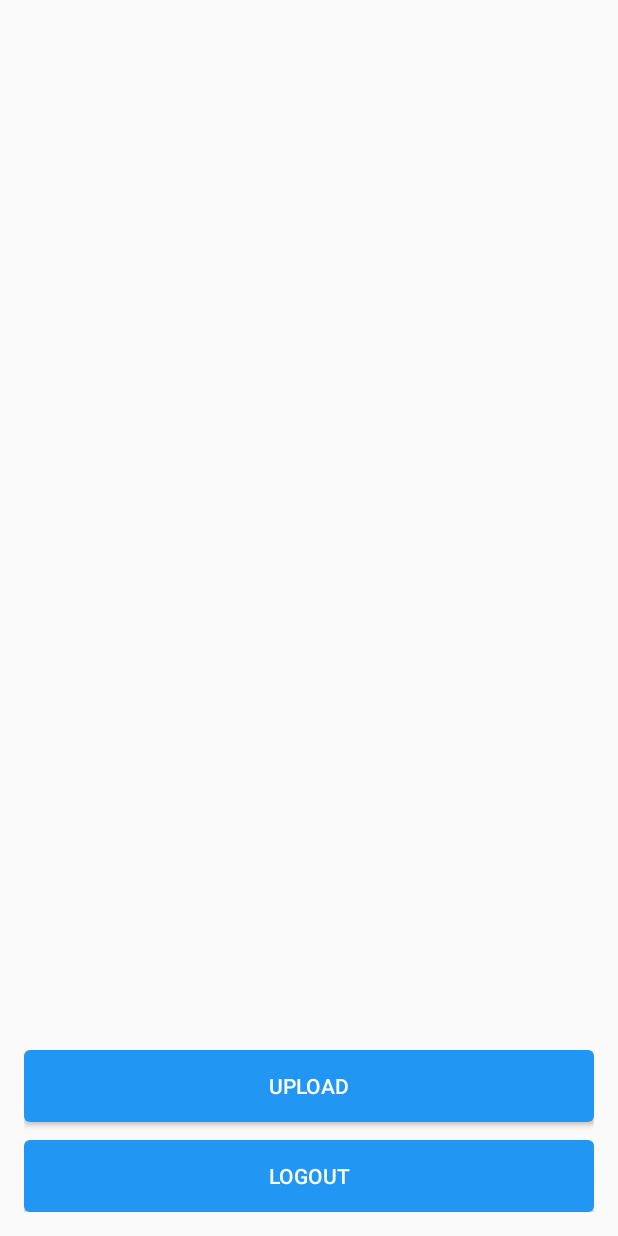
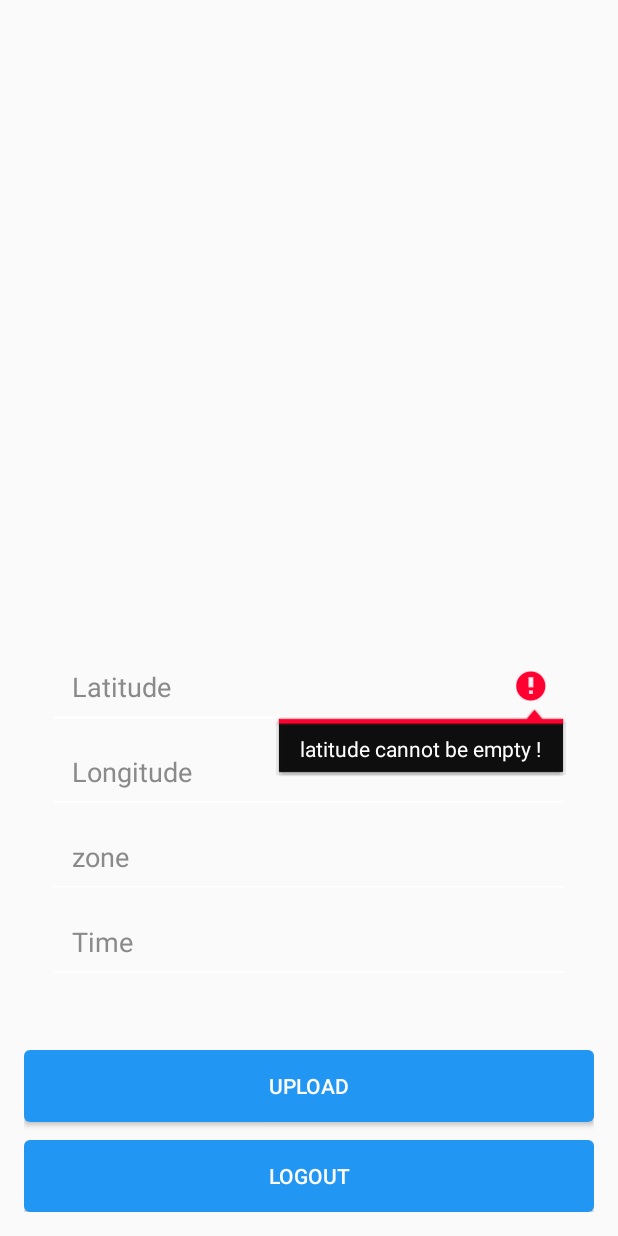
Before and after one commit to gvikram31/Farm-Analyzer, an Android app: the MainActivity screen opened directly, with no data from a screen before it, after a tap on "UPLOAD", on a phone screen of 412 x 824 dp. Run offline under Robolectric (Android 15) with nearby library versions, the phone set to English and light mode, and no system bars; 2 statements that could not run were skipped.

Commit message:
Finished Uploading with parameters
TODO: Timestamp data type

```diff
--- a/MyFarm/app/build.gradle
+++ b/MyFarm/app/build.gradle
@@ -4,7 +4,7 @@ android {
     compileSdkVersion 27
     defaultConfig {
         applicationId "com.example.tsycp.myfarm"
-        minSdkVersion 23
+        minSdkVersion 26
         targetSdkVersion 27
         versionCode 1
         versionName "1.0"
--- a/MyFarm/app/src/main/java/com/example/tsycp/myfarm/MainActivity.java
+++ b/MyFarm/app/src/main/java/com/example/tsycp/myfarm/MainActivity.java
@@ -16,9 +16,11 @@ import android.support.v4.app.ActivityCompat;
 import android.support.v4.content.ContextCompat;
 import android.support.v7.app.AppCompatActivity;
 import android.os.Bundle;
+import android.text.TextUtils;
 import android.util.Log;
 import android.view.View;
 import android.widget.Button;
+import android.widget.EditText;
 import android.widget.TextView;
 import android.widget.Toast;
 
@@ -28,6 +30,9 @@ import com.example.tsycp.myfarm.network.UploadService;
 import com.example.tsycp.myfarm.util.PrefUtil;
 
 import java.io.File;
+import java.sql.Timestamp;
+import java.time.LocalDate;
+import java.time.LocalDateTime;
 
 import okhttp3.MediaType;
 import okhttp3.MultipartBody;
@@ -40,6 +45,10 @@ public class MainActivity extends AppCompatActivity {
 
     private TextView greeting;
     private TextView username;
+    private EditText latitudeText;
+    private EditText longitudeText;
+    private EditText zoneText;
+    private EditText timestampText;
     private Button btnLogout;
     private Button btnUpload;
     private static final int MY_PERMISSION_ACCESS_COARSE_LOCATION = 11;
@@ -63,8 +72,13 @@ public class MainActivity extends AppCompatActivity {
 
         greeting = (TextView) findViewById(R.id.greeting);
         username = (TextView) findViewById(R.id.username);
+        latitudeText = (EditText) findViewById(R.id.latitude);
+        longitudeText = (EditText) findViewById(R.id.longitude);
+        zoneText = (EditText) findViewById(R.id.zone);
+        timestampText = (EditText) findViewById(R.id.timestamp);
         btnUpload = (Button) findViewById(R.id.btn_upload);
         btnLogout = (Button) findViewById(R.id.btn_logout);
+
 
         User user = PrefUtil.getUser(this, PrefUtil.USER_SESSION);
 
@@ -99,6 +113,27 @@ public class MainActivity extends AppCompatActivity {
     }
 
     void selectImage(){
+        String latitude = latitudeText.getText().toString();
+        String longitude = longitudeText.getText().toString();
+        String zone = zoneText.getText().toString();
+        String timestamp = timestampText.getText().toString();
+
+        if(TextUtils.isEmpty(latitude)) {
+            latitudeText.setError("latitude cannot be empty !");
+            return;
+        }
+        if(TextUtils.isEmpty(longitude)) {
+            latitudeText.setError("longitude cannot be empty !");
+            return;
+        }
+        if(TextUtils.isEmpty(zone)) {
+            latitudeText.setError("zone cannot be empty !");
+            return;
+        }
+        if(TextUtils.isEmpty(timestamp)) {
+            latitudeText.setError("timestamp cannot be empty !");
+            return;
+        }
         Intent intent = new Intent(Intent.ACTION_OPEN_DOCUMENT);
         intent.addCategory(Intent.CATEGORY_OPENABLE);
         intent.setType("*/*");
@@ -140,27 +175,32 @@ public class MainActivity extends AppCompatActivity {
                     filePath = cursor.getString(columnIndex);
                 }
                 cursor.close();
-                Log.v("Image Information",filePath.toString());
                 image = new File(filePath);
-                Log.v("Image Information",image.toString());
                 //LocationManager lm = (LocationManager)getSystemService(Context.LOCATION_SERVICE);
                 //Location location = lm.getLastKnownLocation(LocationManager.GPS_PROVIDER);
-                double longitude = 1;//location.getLongitude();
-                double latitude = 1;//location.getLatitude();
-                Log.v("Image Information","Running uploadImage");
-                uploadImage(uri,image, Double.toString(latitude),Double.toString(longitude));
+                String latitude = latitudeText.getText().toString();
+                String longitude = longitudeText.getText().toString();
+                String zone = zoneText.getText().toString();
+                String timestamp = timestampText.getText().toString();
+                Log.v("latitude Information",latitude);
+                Log.v("longitude Information",longitude);
+                Log.v("zone Information",zone);
+                Log.v("timestamp Information",timestamp);
+                uploadImage(uri,image, latitude,longitude, zone, timestamp);
         }
     }
 
 
-    private void uploadImage(Uri uri, File image, String lat, String lon){
-        RequestBody requestFile  = RequestBody.create(MediaType.parse(getContentResolver().getType(uri)), image);
-        Log.v("Image Information",requestFile.toString());
+    private void uploadImage(Uri uri, File image, String lat, String lon,String zo, String tim){
+        Log.v("Content Type", getContentResolver().getType(uri));
+        RequestBody requestFile  = RequestBody.create(MediaType.parse("multipart/form-data"), image);
         MultipartBody.Part body = MultipartBody.Part.createFormData("image", image.getName(), requestFile );
         RequestBody latitude = RequestBody.create(MediaType.parse("multipart/form-data"), lat);
         RequestBody longitude = RequestBody.create(MediaType.parse("multipart/form-data"), lon);
+        RequestBody zone = RequestBody.create(MediaType.parse("multipart/form-data"), zo);
+        RequestBody timestamp = RequestBody.create(MediaType.parse("multipart/form-data"), tim);
         uploadService = new UploadService(this);
-        uploadService.doUpload(body, latitude,longitude,new retrofit2.Callback(){
+        uploadService.doUpload(body,latitude,longitude,zone,timestamp,new retrofit2.Callback() {
             @Override
             public void onResponse(Call call, Response response) {
                 BaseResponse baseResponse = (BaseResponse) response.body();
@@ -173,13 +213,13 @@ public class MainActivity extends AppCompatActivity {
                     Toast.makeText(MainActivity.this, baseResponse.getMessage(), Toast.LENGTH_SHORT).show();
                 }
             }
-
             @Override
             public void onFailure(Call call, Throwable t) {
                 Log.v("error Information",t.getMessage());
                 Toast.makeText(MainActivity.this, t.getMessage(), Toast.LENGTH_SHORT).show();
             }
         });
+
     }
     void logoutAct() {
         PrefUtil.clear(this);
--- a/MyFarm/app/src/main/java/com/example/tsycp/myfarm/network/UploadService.java
+++ b/MyFarm/app/src/main/java/com/example/tsycp/myfarm/network/UploadService.java
@@ -19,8 +19,8 @@ public class UploadService {
                 .create(UploadInterface.class);
     }
 
-    public void doUpload(MultipartBody.Part image, RequestBody latitude, RequestBody longitude, Callback callback) {
-        uploadInterface.upload(image, latitude, longitude).enqueue(callback);
+    public void doUpload(MultipartBody.Part image, RequestBody latitude, RequestBody longitude, RequestBody zone, RequestBody timestamp, Callback callback) {
+        uploadInterface.upload(image, latitude, longitude, zone, timestamp).enqueue(callback);
     }
 
 }
--- a/MyFarm/app/src/main/java/com/example/tsycp/myfarm/network/interfaces/UploadInterface.java
+++ b/MyFarm/app/src/main/java/com/example/tsycp/myfarm/network/interfaces/UploadInterface.java
@@ -20,6 +20,8 @@ public interface UploadInterface {
     Call<BaseResponse> upload(
             @Part MultipartBody.Part image,
             @Part("latitude") RequestBody latitude,
-            @Part("longitude") RequestBody longitude);
+            @Part("longitude") RequestBody longitude,
+            @Part("zone") RequestBody zone,
+            @Part("timestamp") RequestBody timestamp);
 
 }
--- a/MyFarm/app/src/main/res/layout/activity_main.xml
+++ b/MyFarm/app/src/main/res/layout/activity_main.xml
@@ -11,12 +11,12 @@
     tools:context="com.example.tsycp.myfarm.MainActivity">
 
 
-
     <LinearLayout
         android:layout_width="match_parent"
         android:layout_height="wrap_content"
-        android:layout_centerVertical="true"
+        android:layout_alignParentTop="true"
         android:layout_centerHorizontal="true"
+        android:layout_marginTop="48dp"
         android:orientation="vertical">
 
         <TextView
@@ -24,8 +24,8 @@
             android:layout_width="match_parent"
             android:layout_height="wrap_content"
             android:textAppearance="?android:attr/textAppearanceLarge"
-            android:textSize="48sp"
-            android:textColor="@color/colorText" />
+            android:textColor="@color/colorText"
+            android:textSize="48sp" />
 
 
         <TextView
@@ -34,6 +34,68 @@
             android:layout_height="wrap_content"
             android:textAppearance="?android:attr/textAppearanceLarge"
             android:textColor="@color/colorText" />
+
+    </LinearLayout>
+
+    <LinearLayout
+        android:layout_width="match_parent"
+        android:layout_height="wrap_content"
+        android:layout_alignParentBottom="true"
+        android:layout_centerHorizontal="true"
+        android:layout_marginBottom="136dp"
+        android:orientation="vertical"
+        android:paddingBottom="@dimen/activity_vertical_margin"
+        android:paddingLeft="@dimen/activity_horizontal_margin"
+        android:paddingRight="@dimen/activity_horizontal_margin"
+        android:paddingTop="@dimen/activity_vertical_margin">
+
+        <EditText
+            android:id="@+id/latitude"
+            android:layout_width="match_parent"
+            android:layout_height="wrap_content"
+            android:ems="10"
+            android:hint="@string/latitude"
+            android:inputType="numberDecimal"
+            android:padding="@dimen/activity_vertical_margin"
+            android:textColor="@color/colorText"
+            android:textColorHint="@color/colorText"
+            android:theme="@style/WhiteFocus" />
+
+        <EditText
+            android:id="@+id/longitude"
+            android:layout_width="match_parent"
+            android:layout_height="wrap_content"
+            android:ems="10"
+            android:hint="@string/longitude"
+            android:inputType="numberDecimal"
+            android:padding="@dimen/activity_vertical_margin"
+            android:textColor="@color/colorText"
+            android:textColorHint="@color/colorText"
+            android:theme="@style/WhiteFocus" />
+
+        <EditText
+            android:id="@+id/zone"
+            android:layout_width="match_parent"
+            android:layout_height="wrap_content"
+            android:ems="10"
+            android:hint="@string/zone"
+            android:inputType="number"
+            android:padding="@dimen/activity_vertical_margin"
+            android:textColor="@color/colorText"
+            android:textColorHint="@color/colorText"
+            android:theme="@style/WhiteFocus" />
+
+        <EditText
+            android:id="@+id/timestamp"
+            android:layout_width="match_parent"
+            android:layout_height="wrap_content"
+            android:ems="10"
+            android:hint="@string/Timestamp"
+            android:inputType="date"
+            android:padding="@dimen/activity_vertical_margin"
+            android:textColor="@color/colorText"
+            android:textColorHint="@color/colorText"
+            android:theme="@style/WhiteFocus" />
 
     </LinearLayout>
 
--- a/MyFarm/app/src/main/res/values/strings.xml
+++ b/MyFarm/app/src/main/res/values/strings.xml
@@ -11,7 +11,10 @@
     <string name="last_name">Last Name</string>
     <string name="logout">Logout</string>
     <string name="upload">Upload</string>
-
+    <string name="latitude">Latitude</string>
+    <string name="longitude">Longitude</string>
+    <string name="zone">zone</string>
+    <string name="Timestamp">Time</string>
     <string name="greeting">Hi, %s :)</string>
     <string name="title">MyFarm</string>
 
```
